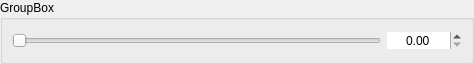
This is src/airunner/widgets/slider/templates/slider.ui in Capsize-Games/airunner as Qt 5 draws it before an edit. The edited form follows.
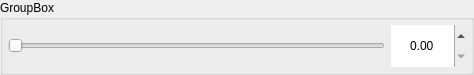
This is the edited form.

What changed in the file:
```diff
--- a/src/airunner/widgets/slider/templates/slider.ui
+++ b/src/airunner/widgets/slider/templates/slider.ui
@@ -7,9 +7,27 @@
     <x>0</x>
     <y>0</y>
     <width>474</width>
-    <height>64</height>
+    <height>75</height>
    </rect>
   </property>
+  <property name="sizePolicy">
+   <sizepolicy hsizetype="Preferred" vsizetype="Maximum">
+    <horstretch>0</horstretch>
+    <verstretch>0</verstretch>
+   </sizepolicy>
+  </property>
+  <property name="minimumSize">
+   <size>
+    <width>0</width>
+    <height>75</height>
+   </size>
+  </property>
+  <property name="maximumSize">
+   <size>
+    <width>16777215</width>
+    <height>75</height>
+   </size>
+  </property>
   <property name="windowTitle">
    <string>Form</string>
   </property>
@@ -34,18 +52,48 @@
    </property>
    <item row="0" column="0">
     <widget class="QGroupBox" name="groupBox">
+     <property name="sizePolicy">
+      <sizepolicy hsizetype="Preferred" vsizetype="Preferred">
+       <horstretch>0</horstretch>
+       <verstretch>0</verstretch>
+      </sizepolicy>
+     </property>
+     <property name="minimumSize">
+      <size>
+       <width>0</width>
+       <height>0</height>
+      </size>
+     </property>
      <property name="title">
       <string>GroupBox</string>
      </property>
      <layout class="QGridLayout" name="gridLayout_2">
+      <property name="leftMargin">
+       <number>5</number>
+      </property>
+      <property name="topMargin">
+       <number>5</number>
+      </property>
+      <property name="rightMargin">
+       <number>5</number>
+      </property>
+      <property name="bottomMargin">
+       <number>5</number>
+      </property>
       <item row="0" column="0">
        <widget class="QSlider" name="slider">
         <property name="sizePolicy">
-         <sizepolicy hsizetype="Expanding" vsizetype="Preferred">
+         <sizepolicy hsizetype="Preferred" vsizetype="MinimumExpanding">
           <horstretch>0</horstretch>
           <verstretch>0</verstretch>
          </sizepolicy>
         </property>
+        <property name="minimumSize">
+         <size>
+          <width>0</width>
+          <height>15</height>
+         </size>
+        </property>
         <property name="autoFillBackground">
          <bool>false</bool>
         </property>
@@ -66,7 +114,7 @@
       <item row="0" column="1">
        <widget class="QDoubleSpinBox" name="slider_spinbox">
         <property name="sizePolicy">
-         <sizepolicy hsizetype="Minimum" vsizetype="Fixed">
+         <sizepolicy hsizetype="Preferred" vsizetype="MinimumExpanding">
           <horstretch>0</horstretch>
           <verstretch>0</verstretch>
          </sizepolicy>
@@ -74,7 +122,7 @@
         <property name="minimumSize">
          <size>
           <width>75</width>
-          <height>0</height>
+          <height>15</height>
          </size>
         </property>
         <property name="maximumSize">
```
Left out of the diff: 6 changed lines with no effect on the pictures.
